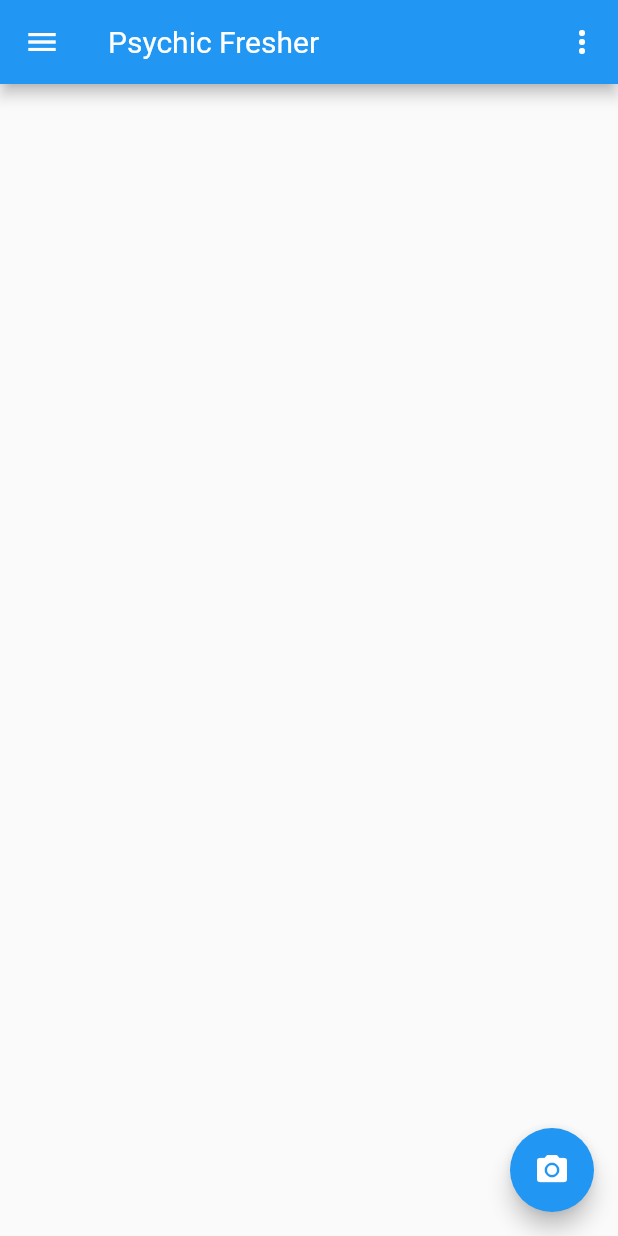
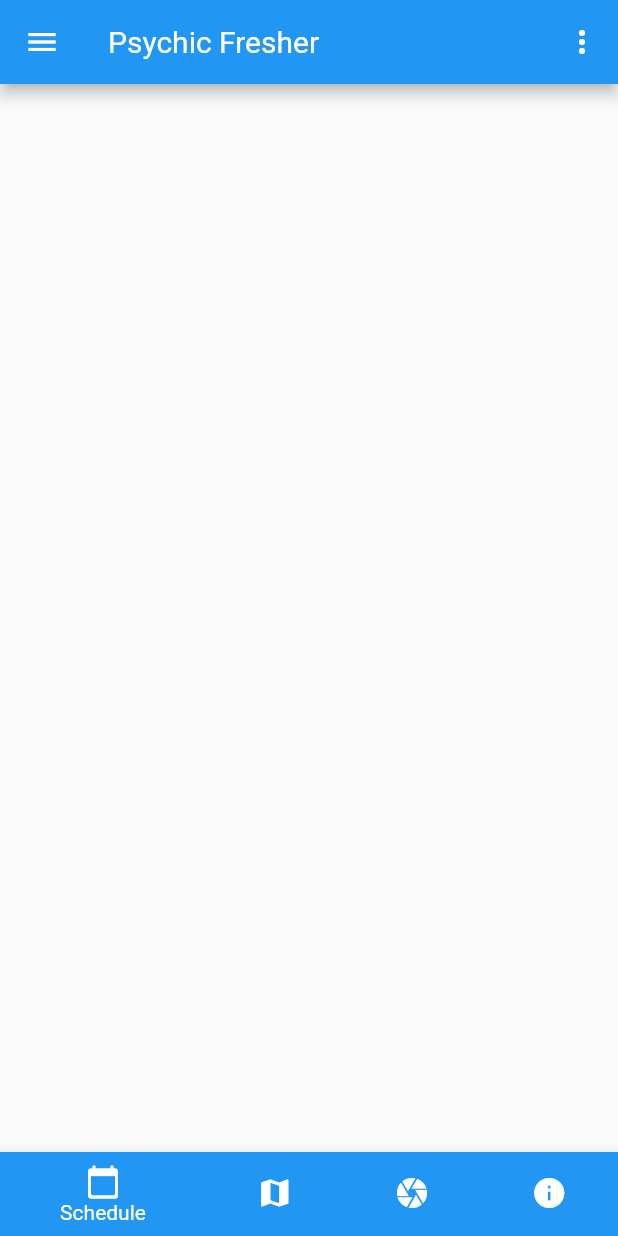
Before and after one commit to KhyatiSaini/orientation-app, a Flutter app: the screen it shows after launch, on a phone screen of 412 x 824 dp. Run offline on Flutter 3.47's test engine with Material 2 defaults, Android fonts, the phone set to English and light mode, and no system bars; our stand-ins replace flutter_spinkit, geolocator.

Commit message:
bottom navigation added

```diff
--- a/lib/screens/home_screen.dart
+++ b/lib/screens/home_screen.dart
@@ -1,4 +1,5 @@
 import 'package:flutter/material.dart';
+import 'package:orientation_app/widgets/BottomNavigationBar.dart';
 import 'package:orientation_app/widgets/Drawer.dart';
 import '../widgets/appbar.dart';
 
@@ -10,6 +11,7 @@ class HomeScreen extends StatefulWidget {
 }
 
 class _HomeScreenState extends State<HomeScreen> {
+
   @override
   Widget build(BuildContext context) {
     return Scaffold(
@@ -17,9 +19,7 @@ class _HomeScreenState extends State<HomeScreen> {
       // navigation drawer
       drawer: AppDrawer(),
       body: Container(),
-      floatingActionButton: FloatingActionButton(
-        child: FittedBox(child: Icon(Icons.camera_alt)),
-      ),
+      bottomNavigationBar: bottomNavBar(),
     );
   }
 }
--- /dev/null
+++ b/lib/widgets/BottomNavigationBar.dart
@@ -0,0 +1,37 @@
+import 'package:flutter/material.dart';
+
+class bottomNavBar extends StatefulWidget {
+  @override
+  _bottomNavBarState createState()=> _bottomNavBarState();
+}
+class _bottomNavBarState extends State<bottomNavBar> {
+  @override
+  Widget build(BuildContext context) {
+    return Theme(
+      data: Theme.of(context).copyWith(
+          canvasColor: Colors.blue,
+          primaryColor: Colors.white,
+          textTheme: Theme.of(context).textTheme.copyWith(
+            caption: TextStyle(color: Colors.grey),
+          )
+      ),
+      child: BottomNavigationBar(
+        backgroundColor: Colors.blueGrey,
+        items: [
+          BottomNavigationBarItem(
+              icon: Icon(Icons.calendar_today_rounded),
+              label: 'Schedule'),
+          BottomNavigationBarItem(
+              icon: Icon(Icons.map),
+              label: 'Maps'),
+          BottomNavigationBarItem(
+              icon: Icon(Icons.camera),
+              label: 'Posts'),
+          BottomNavigationBarItem(
+              icon: Icon(Icons.info),
+              label: 'Info'),
+        ],
+      ),
+    );
+  }
+}
```
